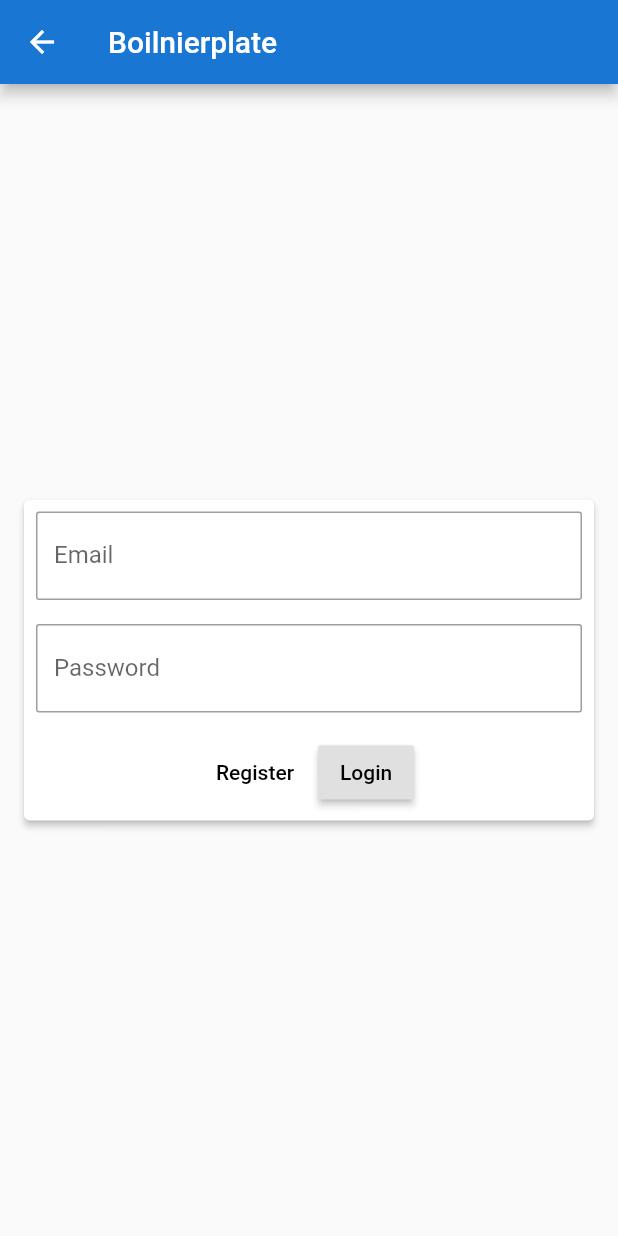
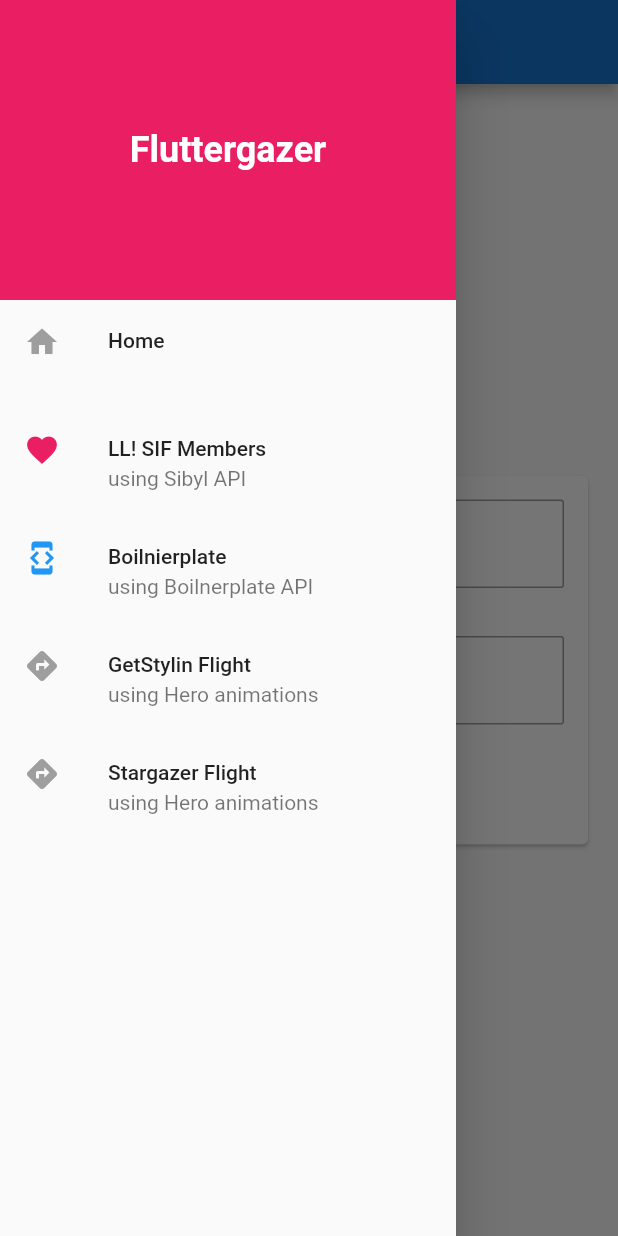
Before and after one commit to Mespeon/Fluttergazer, a Flutter app: the Boilnierplate screen opened by its route, with the side drawer open (before the commit the screen has no drawer), on a phone screen of 412 x 824 dp. Run offline on Flutter 3.47's test engine with Material 2 defaults, Android fonts, the phone set to English and light mode, and no system bars; our stand-ins replace transparent_image.

Commit message:
Updated AppBar behaviors, added Drawer, added links for BoilNierplate API, added POST functions

```diff
--- a/lib/boilnierplate.dart
+++ b/lib/boilnierplate.dart
@@ -1,12 +1,20 @@
 import 'package:flutter/material.dart';
+import 'package:http/http.dart' as http;
+import 'package:fluttergazer/components/drawer.dart';
+import 'dart:convert';
+
+import 'package:fluttergazer/model/auth_model.dart';
+import 'package:fluttergazer/services/lovelive_services.dart';
 
 class Boilnierplate extends StatelessWidget {
   @override
   Widget build(BuildContext context) {
     return Scaffold(
+      drawer: TheDrawer(),
       appBar: AppBar(
         title: Text('Boilnierplate'),
         backgroundColor: Colors.blue[700],
+        automaticallyImplyLeading: true,
       ),
       body: Column(
         mainAxisAlignment: MainAxisAlignment.center,
@@ -25,45 +33,94 @@ class LoginForm extends StatefulWidget {
 
 class LoginFormState extends State<LoginForm> {
   final _formKey = GlobalKey<FormState>();
+  final _loginController = TextEditingController();
+  final _passwordController = TextEditingController();
+
+  @override
+  void initState() {
+    super.initState();
+
+    _loginController.addListener(_printLatestValue);
+    _passwordController.addListener(_printLatestValue);
+  }
+
+  @override
+  void dispose() {
+    _loginController.dispose();
+    _passwordController.dispose();
+    super.dispose();
+  }
+
+  _printLatestValue() {
+    print('Email: ' + _loginController.text);
+    print('Password: ' + _passwordController.text);
+  }
+
+  Future<void> createAlertDialog(title, message) async {
+    return showDialog<void>(
+      context: context,
+      barrierDismissible: false,
+      builder: (BuildContext context) {
+        return AlertDialog(
+          title: Text(title),
+          content: Text(message),
+          actions: <Widget>[
+            FlatButton(
+              child: Text('Okay'),
+              onPressed: () { Navigator.of(context).pop(); },
+            )
+          ]
+        );
+      }
+    );
+  }
 
   @override
   Widget build(BuildContext context) {
     return Center(
       child: Card(
-        margin: EdgeInsets.all(16),
-        elevation: 2.0,
+        color: Colors.white,
+        margin: EdgeInsets.all(20),
+        elevation: 1.0,
         child: Form(
           key: _formKey,
           child: Column(
             crossAxisAlignment: CrossAxisAlignment.center,
-            children: <Widget>[
+            children: <Widget> [
               Padding(
-                padding: EdgeInsets.all(8),
+                padding: EdgeInsets.all(16),
                 child: TextFormField(
-                  onChanged: (value) { print(value); },
+                  controller: _loginController,
                   decoration: InputDecoration(
                     border: OutlineInputBorder(borderRadius: BorderRadius.circular(2)),
-                    labelText: 'Email'
+                    focusedBorder: OutlineInputBorder(borderRadius: BorderRadius.circular(2)),
+                    focusColor: Colors.blue,
+                    labelText: 'Email',
+                    icon: Icon(Icons.email, color: Colors.grey[400])
                   ),
                   validator: (value) {
                     if (value.isEmpty) {
-                      return 'Please enter something!!!';
+                      return 'An email is required.';
                     }
                     return null;
                   }
                 ),
               ),
               Padding(
-                padding: EdgeInsets.all(8),
+                padding: EdgeInsets.all(16),
                 child: TextFormField(
-                  onChanged: (value) { print(value); },
+                  controller: _passwordController,
                   decoration: InputDecoration(
                     border: OutlineInputBorder(borderRadius: BorderRadius.circular(2)),
-                    labelText: 'Password'
+                    focusedBorder: OutlineInputBorder(borderRadius: BorderRadius.circular(2)),
+                    focusColor: Colors.blue,
+                    labelText: 'Password',
+                    icon: Icon(Icons.vpn_key, color: Colors.grey[400])
                   ),
+                  obscureText: true,
                   validator: (value) {
                     if (value.isEmpty) {
-                      return 'Please enter sumthin\'.';
+                      return 'Please enter your password.';
                     }
                     return null;
                   },
@@ -74,11 +131,39 @@ class LoginFormState extends State<LoginForm> {
                 children: <Widget>[
                   FlatButton(
                     child: Text('Register'),
-                    onPressed: () { print('Register'); },
+                    onPressed: () {
+                      Scaffold.of(context).showSnackBar(SnackBar(content: Text('Pushing registration form.'),));
+                    },
+                    textColor: Colors.deepPurple[500]
                   ),
                   RaisedButton(
+                    color: Colors.pink[700],
+                    textColor: Colors.white,
                     child: Text('Login'),
-                    onPressed: () { print('Logging in.'); },
+                    onPressed: () async {
+                      if (_formKey.currentState.validate()) {
+                        Scaffold.of(context).showSnackBar(SnackBar(content: Text('Logging in.')));
+
+                        // LOGIN PROCESS
+                        // Encode the credentials and pass it to the Login class/model
+                        Login credentials = new Login(email: _loginController.text, password: _passwordController.text);
+
+                        // Call the login function then print the response
+                        await login('login', credentials).then((response) {
+                          Scaffold.of(context).removeCurrentSnackBar();
+
+                          var data = json.decode(response.body);
+                          if (data['msg'] != null) {
+                            createAlertDialog('Oops!', data['msg']);
+                          }
+                          else if (data['token'] != null) {
+                            createAlertDialog('Success', data['token']);
+                          }
+                        }).catchError((ex) {
+                          print(ex);
+                        });
+                      }
+                    },
                   )
                 ],
               )
--- /dev/null
+++ b/lib/components/drawer.dart
@@ -0,0 +1,49 @@
+import 'package:flutter/material.dart';
+import 'package:fluttergazer/constants.dart';
+
+class TheDrawer extends StatelessWidget {
+  final TextStyle _drawerParentHeader = TextStyle(color: Colors.white, fontFamily: 'Roboto', fontSize: 24, fontWeight: FontWeight.w700);
+
+  // Create the list tile item in the drawer
+  createDrawerItem(icon, iconColoration, String title, String subtitle, context, String route) {
+    return ListTile(
+      leading: Icon(icon, color: iconColoration),
+      title: Text(title),
+      subtitle: Text(subtitle),
+      onTap: () {
+        if (route == homeRoute) {
+          print('Popuntil');
+          Navigator.pushNamedAndRemoveUntil(context, route, (r) => false);
+        }
+        else {
+          print('popAndPush');
+          Navigator.popAndPushNamed(context, route);
+        }
+      },
+    );
+  }
+
+  @override
+  Widget build(BuildContext context) {
+    return Drawer(
+      child: ListView(
+        children: <Widget>[
+          SizedBox(
+            height: 200,
+            child: Container(
+              color: Colors.pink[500],
+              child: Center(
+                child: Text('Fluttergazer', style: _drawerParentHeader)
+              )
+            )
+          ),
+          createDrawerItem(Icons.home, Colors.grey[500], 'Home', '', context, homeRoute),
+          createDrawerItem(Icons.favorite, Colors.pink[500], 'LL! SIF Members', 'using Sibyl API', context, cardListings),
+          createDrawerItem(Icons.developer_mode, Colors.blue[500], 'Boilnierplate', 'using Boilnerplate API', context, boilnierplate),
+          createDrawerItem(Icons.directions, Colors.grey[500], 'GetStylin Flight', 'using Hero animations', context, getstylinHero),
+          createDrawerItem(Icons.directions, Colors.grey[500], 'Stargazer Flight', 'using Hero animations', context, stargazerHero)
+        ],
+      ),
+    );
+  }
+}
--- a/lib/constants.dart
+++ b/lib/constants.dart
@@ -2,3 +2,5 @@ const String homeRoute = '/';
 const String cardListings = '/members/cards';
 const String memberProfile = '/members/profile';
 const String boilnierplate = '/boilnierplate';
+const String getstylinHero = '/getstylinher';
+const String stargazerHero = '/stargazerhero';
--- /dev/null
+++ b/lib/model/auth_model.dart
@@ -0,0 +1,26 @@
+import 'dart:convert';
+
+// Handles input
+Login loginFromJson(String str) => Login.fromJson(json.decode(str));
+
+String loginToJson(Login data) => json.encode(data.toJson());
+
+class Login {
+    String email;
+    String password;
+
+    Login({
+        this.email,
+        this.password,
+    });
+
+    factory Login.fromJson(Map<String, dynamic> json) => Login(
+        email: json["email"],
+        password: json["password"],
+    );
+
+    Map<String, dynamic> toJson() => {
+        "email": email,
+        "password": password,
+    };
+}
--- a/lib/services/lovelive_services.dart
+++ b/lib/services/lovelive_services.dart
@@ -1,9 +1,12 @@
 import 'package:http/http.dart' as http;
+import 'package:fluttergazer/model/auth_model.dart';
 import 'dart:async';
 import 'dart:io';
-import 'package:lovelive/model/sif_model.dart';
+
+import 'package:fluttergazer/model/sif_model.dart';
 
 String url = 'https://marknolledo.pythonanywhere.com/sibyl/ionic/stargazer';
+String boilnierplate = 'https://boilnierplate-backend.glitch.me/';
 
 //Future<List<Stargazer>> getAllMembers() async {
 //  final response = await http.get(url);
@@ -11,7 +14,38 @@ String url = 'https://marknolledo.pythonanywhere.com/sibyl/ionic/stargazer';
 //  return stargazerFromJson(response.body);
 //}
 
+// Stargazer Member Retrieval
 Future<Stargazer> getMembers() async {
   final response = await http.get(url);
   return stargazerFromJson(response.body);
 }
+
+// Boilnierplate login auth + registration
+Future<http.Response> login(action, data) async {
+  print(action);
+  var nierplate = boilnierplate;
+  if (action == 'login') {
+    nierplate += 'api/auth';
+  }
+  else if (action == 'register') {
+    nierplate += 'api/user';
+  }
+
+  final response = await http.post(
+    nierplate,
+    headers: {HttpHeaders.contentTypeHeader: 'application/json'},
+    body: loginToJson(data)
+  );
+
+  if (response.statusCode < 200 || response.statusCode > 400) {
+    throw new Exception('Something went wrong with the request.');
+  }
+  else {
+    return response;
+  }
+}
+
+// Boilnierplate retrieve data
+// Future<void> retrieve() async {
+
+// }
--- a/pubspec.yaml
+++ b/pubspec.yaml
@@ -1,4 +1,4 @@
-name: lovelive
+name: fluttergazer
 description: A sample Flutter application that explores common application actions.
 
 # The following defines the version and build number for your application.
```
Also changed, not shown: lib/cards.dart (+8 -5 lines), lib/main.dart (+42 -24 lines), lib/route/router.dart (+19 -6 lines), 1 other file.
